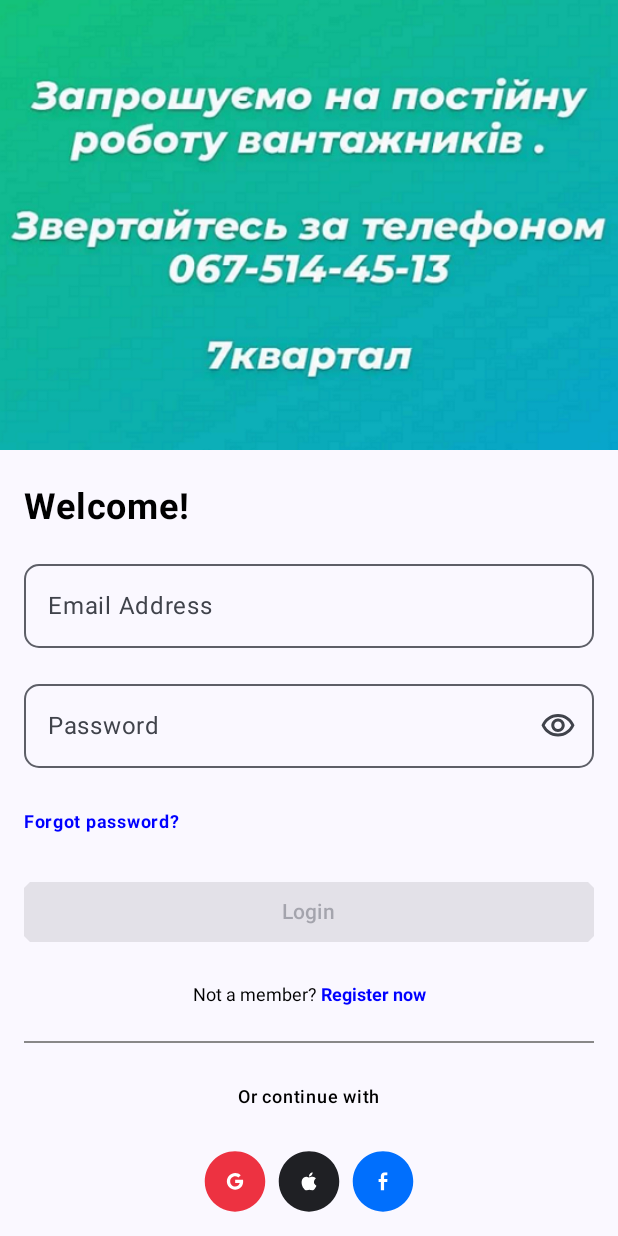
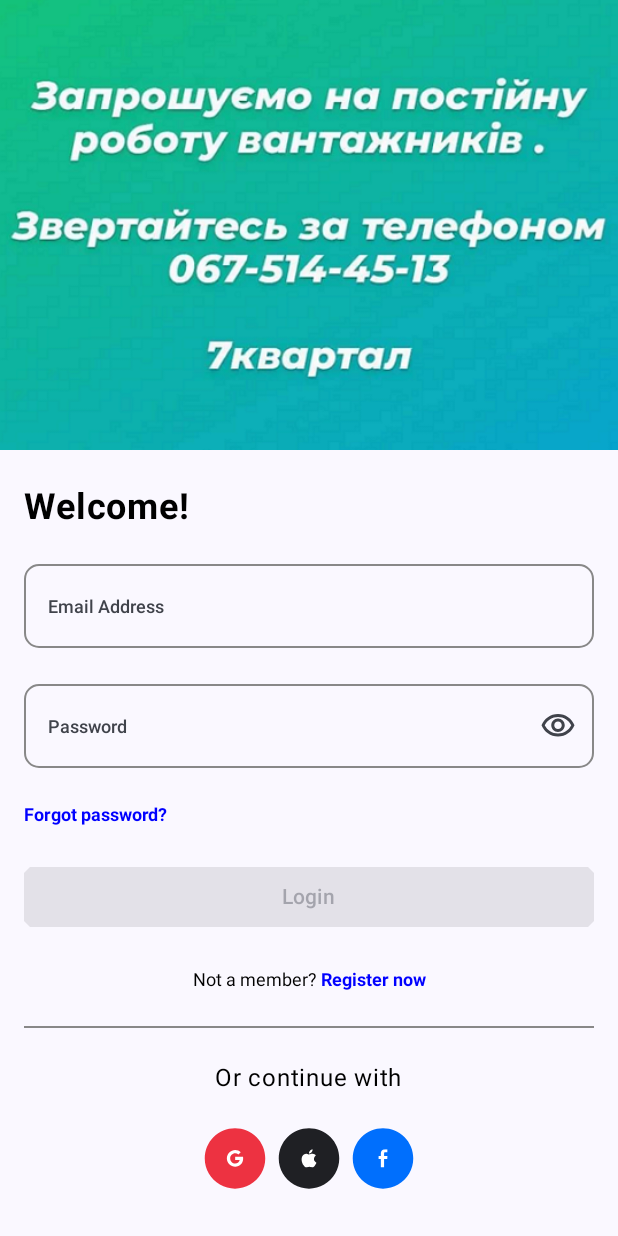
Before and after one commit to igel911/GoodbyeViews, an Android app built with Jetpack Compose: the screen it shows after launch (MainActivity), on a phone screen of 412 x 824 dp. Run offline under Robolectric (Android 15) with nearby library versions, the phone set to English and light mode, and no system bars.

Commit message:
Moved colors and styles to special files

```diff
--- a/app/src/main/java/com/example/goodbyeviews/ui/theme/Color.kt
+++ b/app/src/main/java/com/example/goodbyeviews/ui/theme/Color.kt
@@ -1,6 +1,39 @@
 package com.example.goodbyeviews.ui.theme
 
+import androidx.compose.material3.ExperimentalMaterial3Api
+import androidx.compose.material3.TextFieldDefaults
+import androidx.compose.runtime.Composable
 import androidx.compose.ui.graphics.Color
+
+val HighlightDarkest = Color(0xFF006FFD)
+val HighlightDark = Color(0xFF2897FF)
+val HighlightMedium = Color(0xFF6FBAFF)
+val HighlightLight = Color(0xFFB4DBFF)
+val HighlightLightest = Color(0xFFEAF2FF)
+
+val NeutralLightDarkest = Color(0xFFC5C6CC)
+val NeutralLightDark = Color(0xFFD4D6DD)
+val NeutralLightMedium = Color(0xFFE8E9F1)
+val NeutralLightLight = Color(0xFFF8F9FE)
+val NeutralLightLightest = Color(0xFFFFFFFF)
+
+val NeutralDarkDarkest = Color(0xFF1F2024)
+val NeutralDarkDark = Color(0xFF2F3036)
+val NeutralDarkMedium = Color(0xFF494A50)
+val NeutralDarkLight = Color(0xFF71727A)
+val NeutralDarkLightest = Color(0xFF8F9098)
+
+val SuccessDark = Color(0xFF298267)
+val SuccessMedium = Color(0xFF3AC0A0)
+val SuccessLight = Color(0xFFE7F4E8)
+
+val WarningDark = Color(0xFFE86339)
+val WarningMedium = Color(0xFFFFB37C)
+val WarningLight = Color(0xFFFFF4E4)
+
+val ErrorDark = Color(0xFFED3241)
+val ErrorMedium = Color(0xFFFF616D)
+val ErrorLight = Color(0xFFFFE2E5)
 
 val Purple80 = Color(0xFFD0BCFF)
 val PurpleGrey80 = Color(0xFFCCC2DC)
@@ -9,3 +42,10 @@ val Pink80 = Color(0xFFEFB8C8)
 val Purple40 = Color(0xFF6650a4)
 val PurpleGrey40 = Color(0xFF625b71)
 val Pink40 = Color(0xFF7D5260)
+
+@OptIn(ExperimentalMaterial3Api::class)
+@Composable
+fun textFieldColors() = TextFieldDefaults.outlinedTextFieldColors(
+    focusedBorderColor = Color.Blue,
+    unfocusedBorderColor = Color.Gray
+)
--- /dev/null
+++ b/app/src/main/java/com/example/goodbyeviews/ui/theme/Shape.kt
@@ -0,0 +1,17 @@
+package com.example.goodbyeviews.ui.theme
+
+import androidx.compose.foundation.shape.CutCornerShape
+import androidx.compose.foundation.shape.RoundedCornerShape
+import androidx.compose.material3.Shapes
+import androidx.compose.ui.graphics.Shape
+import androidx.compose.ui.unit.dp
+
+val cutCornerShape10: CutCornerShape = CutCornerShape(10)
+
+val roundedCornerShape10: Shape = RoundedCornerShape(10.dp)
+
+val Shapes = Shapes(
+    small = RoundedCornerShape(4.dp),
+    medium = RoundedCornerShape(10.dp),
+    large = RoundedCornerShape(0.dp)
+)
--- /dev/null
+++ b/app/src/main/java/com/example/goodbyeviews/ui/theme/Style.kt
@@ -0,0 +1,20 @@
+package com.example.goodbyeviews.ui.theme
+
+import androidx.compose.ui.graphics.Color
+import androidx.compose.ui.text.SpanStyle
+import androidx.compose.ui.text.font.FontWeight
+import androidx.compose.ui.unit.sp
+
+fun regularStyle(
+    regularColor: Color = Color.Black,
+    fontSize: Int = 12
+) = SpanStyle(color = regularColor, fontSize = fontSize.sp)
+
+fun clickableStyle(
+    clickableColor: Color = Color.Blue,
+    fontSize: Int = 12
+) = SpanStyle(
+    color = clickableColor,
+    fontSize = fontSize.sp,
+    fontWeight = FontWeight.Bold
+)
--- a/app/src/main/java/com/example/goodbyeviews/ui/theme/Theme.kt
+++ b/app/src/main/java/com/example/goodbyeviews/ui/theme/Theme.kt
@@ -25,16 +25,6 @@ private val LightColorScheme = lightColorScheme(
     primary = Purple40,
     secondary = PurpleGrey40,
     tertiary = Pink40
-
-    /* Other default colors to override
-    background = Color(0xFFFFFBFE),
-    surface = Color(0xFFFFFBFE),
-    onPrimary = Color.White,
-    onSecondary = Color.White,
-    onTertiary = Color.White,
-    onBackground = Color(0xFF1C1B1F),
-    onSurface = Color(0xFF1C1B1F),
-    */
 )
 
 @Composable
@@ -65,6 +55,7 @@ fun GoodbyeViewsTheme(
     MaterialTheme(
         colorScheme = colorScheme,
         typography = Typography,
+        shapes = Shapes,
         content = content
     )
 }
--- a/app/src/main/java/com/example/goodbyeviews/ui/theme/Type.kt
+++ b/app/src/main/java/com/example/goodbyeviews/ui/theme/Type.kt
@@ -1,9 +1,11 @@
 package com.example.goodbyeviews.ui.theme
 
+import androidx.compose.material3.MaterialTheme
 import androidx.compose.material3.Typography
 import androidx.compose.ui.text.TextStyle
 import androidx.compose.ui.text.font.FontFamily
 import androidx.compose.ui.text.font.FontWeight
+import androidx.compose.ui.text.style.TextAlign
 import androidx.compose.ui.unit.sp
 
 // Set of Material typography styles to start with
@@ -11,24 +13,54 @@ val Typography = Typography(
     bodyLarge = TextStyle(
         fontFamily = FontFamily.Default,
         fontWeight = FontWeight.Normal,
-        fontSize = 16.sp,
+        fontSize = 24.sp,
         lineHeight = 24.sp,
         letterSpacing = 0.5.sp
-    )
-    /* Other default text styles to override
+    ),
     titleLarge = TextStyle(
         fontFamily = FontFamily.Default,
+        fontWeight = FontWeight.Bold,
+        fontSize = 24.sp,
+        lineHeight = 28.sp,
+        letterSpacing = 0.5.sp
+    ),
+    bodyMedium = TextStyle(
+        fontFamily = FontFamily.Default,
         fontWeight = FontWeight.Normal,
-        fontSize = 22.sp,
-        lineHeight = 28.sp,
+        fontSize = 16.sp,
+        lineHeight = 20.sp,
+        letterSpacing = 0.5.sp
+    ),
+    titleMedium = TextStyle(
+        fontFamily = FontFamily.Default,
+        fontWeight = FontWeight.Bold,
+        fontSize = 16.sp,
+        lineHeight = 20.sp,
+        letterSpacing = 0.5.sp
+    ),
+    titleSmall = TextStyle(
+        fontFamily = FontFamily.Default,
+        fontWeight = FontWeight.Bold,
+        fontSize = 12.sp,
+        lineHeight = 24.sp,
+        letterSpacing = 0.sp
+    ),
+    bodySmall = TextStyle(
+        fontFamily = FontFamily.Default,
+        fontWeight = FontWeight.Normal,
+        fontSize = 12.sp,
+        lineHeight = 16.sp,
         letterSpacing = 0.sp
     ),
     labelSmall = TextStyle(
         fontFamily = FontFamily.Default,
         fontWeight = FontWeight.Medium,
-        fontSize = 11.sp,
+        fontSize = 12.sp,
         lineHeight = 16.sp,
-        letterSpacing = 0.5.sp
+        letterSpacing = 0.sp
     )
-    */
 )
+
+val smsTextStyle = Typography.bodyMedium.copy(
+    textAlign = TextAlign.Center
+)
--- a/app/src/main/java/com/example/goodbyeviews/ui/views/Button.kt
+++ b/app/src/main/java/com/example/goodbyeviews/ui/views/Button.kt
@@ -15,6 +15,7 @@ import androidx.compose.ui.tooling.preview.Preview
 import androidx.compose.ui.unit.dp
 import com.example.goodbyeviews.R
 import com.example.goodbyeviews.ui.theme.GoodbyeViewsTheme
+import com.example.goodbyeviews.ui.theme.cutCornerShape10
 
 
 @Composable
@@ -49,7 +50,7 @@ fun ButtonWithTitle(
 fun ButtonWithTitle(
     modifier: Modifier = Modifier,
     @StringRes text: Int = R.string.empty,
-    shape: CutCornerShape = CutCornerShape(10),
+    shape: CutCornerShape = cutCornerShape10,
     elevation: ButtonElevation = ButtonDefaults.buttonElevation(
         defaultElevation = 10.dp,
         pressedElevation = 15.dp,
--- a/app/src/main/java/com/example/goodbyeviews/ui/views/LoginOptions.kt
+++ b/app/src/main/java/com/example/goodbyeviews/ui/views/LoginOptions.kt
@@ -4,11 +4,11 @@ import androidx.compose.foundation.layout.Column
 import androidx.compose.foundation.layout.PaddingValues
 import androidx.compose.foundation.layout.fillMaxWidth
 import androidx.compose.foundation.layout.padding
+import androidx.compose.material3.MaterialTheme
 import androidx.compose.runtime.Composable
 import androidx.compose.ui.Alignment
 import androidx.compose.ui.Modifier
 import androidx.compose.ui.graphics.Color
-import androidx.compose.ui.text.font.FontWeight
 import androidx.compose.ui.tooling.preview.Preview
 import androidx.compose.ui.unit.dp
 import androidx.lifecycle.viewmodel.compose.viewModel
@@ -27,15 +27,14 @@ fun LoginOptions(
     Column(
         modifier = Modifier
             .fillMaxWidth()
-            .padding(PaddingValues(start = 16.dp, end = 16.dp))
+            .padding(PaddingValues(horizontal = 16.dp))
     ) {
         HorizontalSpacer()
 
         Title(
             modifier = Modifier.align(Alignment.Start),
             textId = R.string.welcome,
-            fontSize = 24,
-            fontWeight = FontWeight.Bold
+            textStyle = MaterialTheme.typography.titleLarge
         )
 
         HorizontalSpacer()
@@ -61,7 +60,7 @@ fun LoginOptions(
         Title(
             modifier = Modifier.align(Alignment.Start),
             textId = R.string.forgot_password,
-            fontWeight = FontWeight.Bold,
+            textStyle = MaterialTheme.typography.titleSmall,
             textColor = Color.Blue
         )
 
--- a/app/src/main/java/com/example/goodbyeviews/ui/views/OutlinedPasswordInput.kt
+++ b/app/src/main/java/com/example/goodbyeviews/ui/views/OutlinedPasswordInput.kt
@@ -1,40 +1,39 @@
 package com.example.goodbyeviews.ui.views
 
 import androidx.annotation.StringRes
-import androidx.compose.foundation.shape.RoundedCornerShape
 import androidx.compose.foundation.text.KeyboardOptions
 import androidx.compose.material.icons.Icons
 import androidx.compose.material.icons.outlined.Visibility
 import androidx.compose.material.icons.outlined.VisibilityOff
+import androidx.compose.material3.TextFieldColors
 import androidx.compose.runtime.Composable
 import androidx.compose.runtime.getValue
 import androidx.compose.runtime.mutableStateOf
 import androidx.compose.runtime.remember
 import androidx.compose.runtime.setValue
 import androidx.compose.ui.Modifier
-import androidx.compose.ui.graphics.Shape
 import androidx.compose.ui.text.input.ImeAction
 import androidx.compose.ui.text.input.KeyboardType
 import androidx.compose.ui.text.input.PasswordVisualTransformation
 import androidx.compose.ui.text.input.VisualTransformation
 import androidx.compose.ui.tooling.preview.Preview
-import androidx.compose.ui.unit.dp
 import com.example.goodbyeviews.R
 import com.example.goodbyeviews.ui.theme.GoodbyeViewsTheme
+import com.example.goodbyeviews.ui.theme.textFieldColors
 
 @Composable
 fun OutlinedPasswordInput(
-    modifier: Modifier = Modifier,
     value: String,
     onValueChange: (String) -> Unit,
+    modifier: Modifier = Modifier,
     @StringRes placeholderText: Int = R.string.empty,
-    shape: Shape = RoundedCornerShape(10.dp),
     singleLine: Boolean = true,
     maxLines: Int = 1,
     keyboardOptions: KeyboardOptions = KeyboardOptions(
         keyboardType = KeyboardType.Password,
         imeAction = ImeAction.None
-    )
+    ),
+    textFieldColors: TextFieldColors = textFieldColors()
 ) {
     var showPassword by remember { mutableStateOf(false) }
 
@@ -45,12 +44,12 @@ fun OutlinedPasswordInput(
         placeholderText = placeholderText,
         visualTransformation = getCorrectPasswordTransformation(showPassword),
         icon = getCorrectPasswordImage(showPassword),
-        shape = shape,
         contentDescription = getCorrectPasswordDescription(showPassword),
         onIconClick = { showPassword = !showPassword },
         singleLine = singleLine,
         maxLines = maxLines,
-        keyboardOptions = keyboardOptions
+        keyboardOptions = keyboardOptions,
+        textFieldColors = textFieldColors
     )
 }
 
--- a/app/src/main/java/com/example/goodbyeviews/ui/views/OutlinedTextInput.kt
+++ b/app/src/main/java/com/example/goodbyeviews/ui/views/OutlinedTextInput.kt
@@ -1,13 +1,14 @@
 package com.example.goodbyeviews.ui.views
 
 import androidx.annotation.StringRes
-import androidx.compose.foundation.shape.RoundedCornerShape
 import androidx.compose.foundation.text.KeyboardOptions
 import androidx.compose.material3.ExperimentalMaterial3Api
 import androidx.compose.material3.Icon
 import androidx.compose.material3.IconButton
+import androidx.compose.material3.MaterialTheme
 import androidx.compose.material3.OutlinedTextField
 import androidx.compose.material3.Text
+import androidx.compose.material3.TextFieldColors
 import androidx.compose.runtime.Composable
 import androidx.compose.ui.Modifier
 import androidx.compose.ui.graphics.Shape
@@ -19,18 +20,20 @@ import androidx.compose.ui.text.input.KeyboardType
 import androidx.compose.ui.text.input.VisualTransformation
 import androidx.compose.ui.text.style.TextAlign
 import androidx.compose.ui.tooling.preview.Preview
-import androidx.compose.ui.unit.dp
 import com.example.goodbyeviews.R
 import com.example.goodbyeviews.ui.theme.GoodbyeViewsTheme
+import com.example.goodbyeviews.ui.theme.roundedCornerShape10
+import com.example.goodbyeviews.ui.theme.textFieldColors
 
 @OptIn(ExperimentalMaterial3Api::class)
 @Composable
 fun OutlinedTextInput(
-    modifier: Modifier = Modifier,
     value: String,
     onValueChange: (String) -> Unit,
+    modifier: Modifier = Modifier,
     @StringRes placeholderText: Int = R.string.empty,
-    shape: Shape = RoundedCornerShape(10.dp),
+    placeholderTextStyle: TextStyle = MaterialTheme.typography.labelSmall,
+    shape: Shape = roundedCornerShape10,
     visualTransformation: VisualTransformation = VisualTransformation.None,
     icon: ImageVector? = null,
     onIconClick: () -> Unit = {},
@@ -41,13 +44,18 @@ fun OutlinedTextInput(
         keyboardType = KeyboardType.Text,
         imeAction = ImeAction.None
     ),
-    textStyle: TextStyle = TextStyle(textAlign = TextAlign.Start)
+    textStyle: TextStyle = TextStyle(textAlign = TextAlign.Start),
+    textFieldColors: TextFieldColors = textFieldColors()
 ) {
     OutlinedTextField(
         modifier = modifier,
         value = value,
         onValueChange = onValueChange,
-        placeholder = { Text(text = stringResource(placeholderText)) },
+        placeholder = { Text(
+            text = stringResource(placeholderText),
+            style = placeholderTextStyle
+
+        ) },
         shape = shape,
         visualTransformation = visualTransformation,
         trailingIcon = {
@@ -63,7 +71,8 @@ fun OutlinedTextInput(
         singleLine = singleLine,
         maxLines = maxLines,
         keyboardOptions = keyboardOptions,
-        textStyle = textStyle
+        textStyle = textStyle,
+        colors = textFieldColors
     )
 }
 
--- a/app/src/main/java/com/example/goodbyeviews/ui/views/Title.kt
+++ b/app/src/main/java/com/example/goodbyeviews/ui/views/Title.kt
@@ -1,67 +1,46 @@
 package com.example.goodbyeviews.ui.views
 
 import androidx.annotation.StringRes
+import androidx.compose.material3.MaterialTheme
 import androidx.compose.material3.Text
 import androidx.compose.runtime.Composable
 import androidx.compose.ui.Modifier
 import androidx.compose.ui.graphics.Color
 import androidx.compose.ui.res.stringResource
-import androidx.compose.ui.text.font.FontWeight
-import androidx.compose.ui.text.style.TextAlign
+import androidx.compose.ui.text.TextStyle
 import androidx.compose.ui.tooling.preview.Preview
-import androidx.compose.ui.unit.Dp
-import androidx.compose.ui.unit.dp
-import androidx.compose.ui.unit.sp
 import com.example.goodbyeviews.R
 import com.example.goodbyeviews.ui.theme.GoodbyeViewsTheme
 
 @Composable
 fun Title(
+    @StringRes textId: Int,
     modifier: Modifier = Modifier,
-    textAlign: TextAlign = TextAlign.Start,
-    @StringRes textId: Int = R.string.empty,
-    text: String? = null,
-    fontSize: Int,
-    fontWeight: FontWeight = FontWeight.Medium,
+    textStyle: TextStyle = MaterialTheme.typography.bodyMedium,
     textColor: Color = Color.Black
 ) {
     Title(
         modifier = modifier,
-        textAlign = textAlign,
-        textId = textId,
-        text = text,
-        fontSize = fontSize.dp,
-        fontWeight = fontWeight,
+        text = stringResource(textId),
+        textStyle = textStyle,
         textColor = textColor
     )
 }
 
 @Composable
 fun Title(
+    text: String,
     modifier: Modifier = Modifier,
-    textAlign: TextAlign = TextAlign.Start,
-    @StringRes textId: Int = R.string.empty,
-    text: String? = null,
-    fontSize: Dp = 12.dp,
-    fontWeight: FontWeight = FontWeight.Medium,
+    textStyle: TextStyle = MaterialTheme.typography.bodyMedium,
     textColor: Color = Color.Black
 ) {
     Text(
         modifier = modifier,
-        textAlign = textAlign,
-        text = getText(textId = textId, text = text),
-        fontSize = fontSize.value.sp,
-        fontWeight = fontWeight,
-        color = textColor
+        text = text,
+        color = textColor,
+        style = textStyle
     )
 }
-
-@Composable
-private fun getText(
-    @StringRes textId: Int,
-    text: String?
-): String =
-    if (text.isNullOrBlank()) stringResource(textId) else text
 
 @Preview(showBackground = true)
 @Composable
--- a/app/src/main/java/com/example/goodbyeviews/ui/views/TitleRegisterNow.kt
+++ b/app/src/main/java/com/example/goodbyeviews/ui/views/TitleRegisterNow.kt
@@ -3,45 +3,32 @@ package com.example.goodbyeviews.ui.views
 import androidx.compose.foundation.text.ClickableText
 import androidx.compose.runtime.Composable
 import androidx.compose.ui.Modifier
-import androidx.compose.ui.graphics.Color
 import androidx.compose.ui.res.stringResource
-import androidx.compose.ui.text.SpanStyle
 import androidx.compose.ui.text.TextStyle
 import androidx.compose.ui.text.buildAnnotatedString
-import androidx.compose.ui.text.font.FontWeight
 import androidx.compose.ui.text.style.TextAlign
 import androidx.compose.ui.text.withStyle
 import androidx.compose.ui.tooling.preview.Preview
-import androidx.compose.ui.unit.sp
 import com.example.goodbyeviews.R
 import com.example.goodbyeviews.ui.theme.GoodbyeViewsTheme
+import com.example.goodbyeviews.ui.theme.clickableStyle
+import com.example.goodbyeviews.ui.theme.regularStyle
 
 @Composable
 fun TitleRegisterNow(
     modifier: Modifier = Modifier,
-    regularColor: Color = Color.Black,
-    clickableColor: Color = Color.Blue,
-    fontSize: Int = 12,
     onRegisterNowClick: () -> Unit = { }
 ) {
     val notAMember = stringResource(id = R.string.not_a_member)
     val registerNow = stringResource(id = R.string.register_now)
 
     val annotatedText = buildAnnotatedString {
-        withStyle(
-            style = SpanStyle(color = regularColor, fontSize = fontSize.sp)
-        ) {
+        withStyle(style = regularStyle()) {
             append(notAMember)
             append(" ")
         }
 
-        withStyle(
-            style = SpanStyle(
-                color = clickableColor,
-                fontSize = fontSize.sp,
-                fontWeight = FontWeight.Bold
-            )
-        ) {
+        withStyle(style = clickableStyle()) {
             pushStringAnnotation(
                 tag = registerNow,
                 annotation = registerNow
```
Also changed, not shown: app/src/main/java/com/example/goodbyeviews/ui/screens/enter_code/EnterCodeScreen.kt (+6 -5 lines), app/src/main/java/com/example/goodbyeviews/ui/screens/sign_up/SignUpScreen.kt (+3 -7 lines), app/src/main/java/com/example/goodbyeviews/ui/views/CheckBoxAgreement.kt (+8 -20 lines), app/src/main/java/com/example/goodbyeviews/ui/views/OutlinedPasswordInputWithTitle.kt (+6 -17 lines), app/src/main/java/com/example/goodbyeviews/ui/views/OutlinedTextInputWithTitle.kt (+6 -13 lines), app/src/main/java/com/example/goodbyeviews/ui/views/SmsCodeInput.kt (+10 -16 lines).
